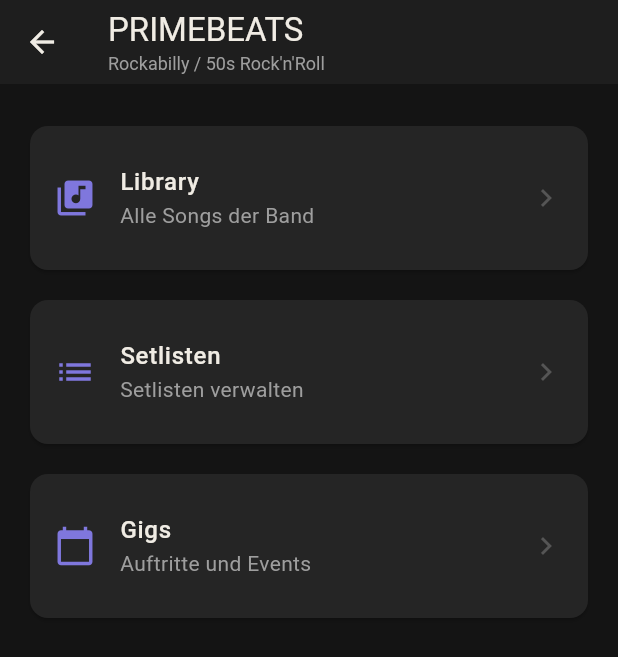
After one commit to Maks1m-Se/nota, a Flutter app: the screen it shows after launch, after a tap on an icon or button, on a phone screen of 412 x 824 dp. The commit adds this screen. Shown: the top 657 px of the screen. Run offline on Flutter 3.47's test engine with Material 3 defaults, Android fonts, the phone set to English and light mode, and no system bars.

Commit message:
feat: add BandHomeScreen with navigation from BandListScreen

```diff
--- /dev/null
+++ b/lib/screens/bands/band_home_screen.dart
@@ -0,0 +1,101 @@
+import 'package:flutter/material.dart';
+import '../../models/band.dart';
+import '../../theme/app_theme.dart';
+
+class BandHomeScreen extends StatelessWidget {
+  final Band band;
+
+  const BandHomeScreen({super.key, required this.band});
+
+  @override
+  Widget build(BuildContext context) {
+    return Scaffold(
+      appBar: AppBar(
+        title: Column(
+          crossAxisAlignment: CrossAxisAlignment.start,
+          children: [
+            Text(band.name),
+            if (band.genre.isNotEmpty)
+              Text(
+                band.genre,
+                style: const TextStyle(
+                  color: AppTheme.textSecondary,
+                  fontSize: 12,
+                ),
+              ),
+          ],
+        ),
+      ),
+      body: Padding(
+        padding: const EdgeInsets.all(16),
+        child: Column(
+          crossAxisAlignment: CrossAxisAlignment.start,
+          children: [
+            const SizedBox(height: 8),
+            _NavCard(
+              icon: Icons.library_music,
+              label: 'Library',
+              subtitle: 'Alle Songs der Band',
+              onTap: () {},
+            ),
+            const SizedBox(height: 12),
+            _NavCard(
+              icon: Icons.list,
+              label: 'Setlisten',
+              subtitle: 'Setlisten verwalten',
+              onTap: () {},
+            ),
+            const SizedBox(height: 12),
+            _NavCard(
+              icon: Icons.calendar_today,
+              label: 'Gigs',
+              subtitle: 'Auftritte und Events',
+              onTap: () {},
+            ),
+          ],
+        ),
+      ),
+    );
+  }
+}
+
+class _NavCard extends StatelessWidget {
+  final IconData icon;
+  final String label;
+  final String subtitle;
+  final VoidCallback onTap;
+
+  const _NavCard({
+    required this.icon,
+    required this.label,
+    required this.subtitle,
+    required this.onTap,
+  });
+
+  @override
+  Widget build(BuildContext context) {
+    return Card(
+      child: ListTile(
+        contentPadding: const EdgeInsets.symmetric(
+          horizontal: 16,
+          vertical: 12,
+        ),
+        leading: Icon(icon, color: AppTheme.primaryColor, size: 28),
+        title: Text(
+          label,
+          style: const TextStyle(
+            color: AppTheme.textPrimary,
+            fontSize: 16,
+            fontWeight: FontWeight.w500,
+          ),
+        ),
+        subtitle: Text(
+          subtitle,
+          style: const TextStyle(color: AppTheme.textSecondary),
+        ),
+        trailing: const Icon(Icons.chevron_right, color: AppTheme.textMuted),
+        onTap: onTap,
+      ),
+    );
+  }
+}
--- a/lib/screens/bands/band_list_screen.dart
+++ b/lib/screens/bands/band_list_screen.dart
@@ -1,6 +1,7 @@
 import 'package:flutter/material.dart';
 import '../../models/band.dart';
 import '../../theme/app_theme.dart';
+import 'band_home_screen.dart';
 
 class BandListScreen extends StatefulWidget {
   const BandListScreen({super.key});
@@ -58,6 +59,14 @@ class _BandListScreenState extends State<BandListScreen> {
                 Icons.chevron_right,
                 color: AppTheme.textMuted,
               ),
+              onTap: () {
+                Navigator.push(
+                  context,
+                  MaterialPageRoute(
+                    builder: (context) => BandHomeScreen(band: band),
+                  ),
+                );
+              },
             ),
           );
         },
```
